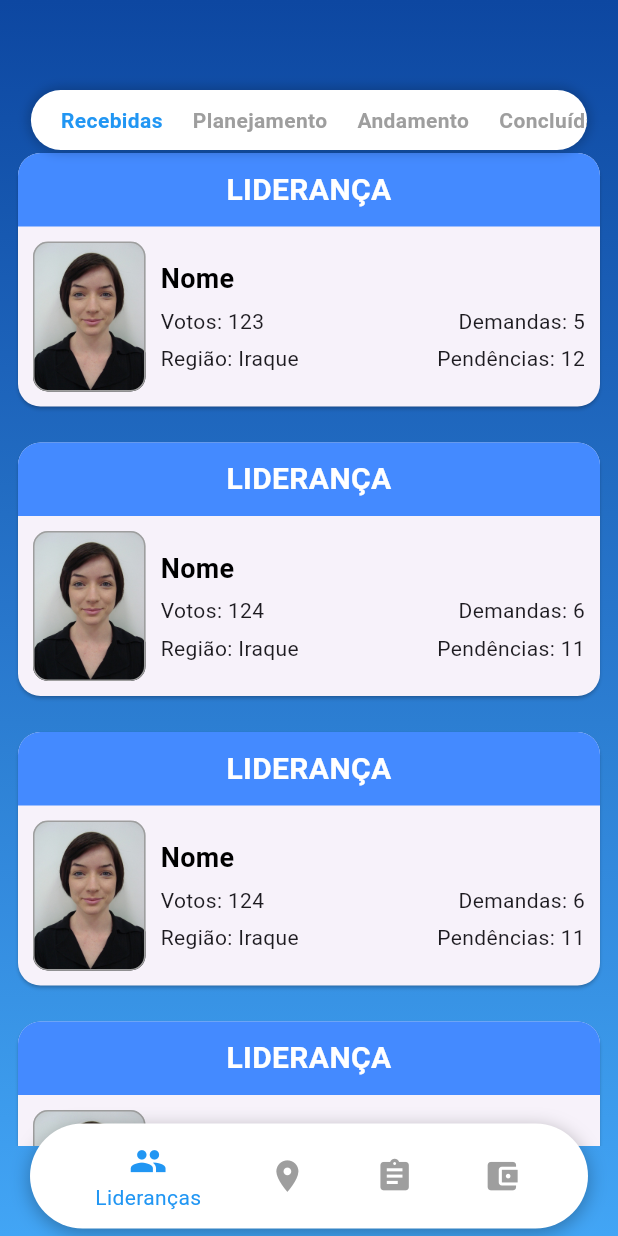
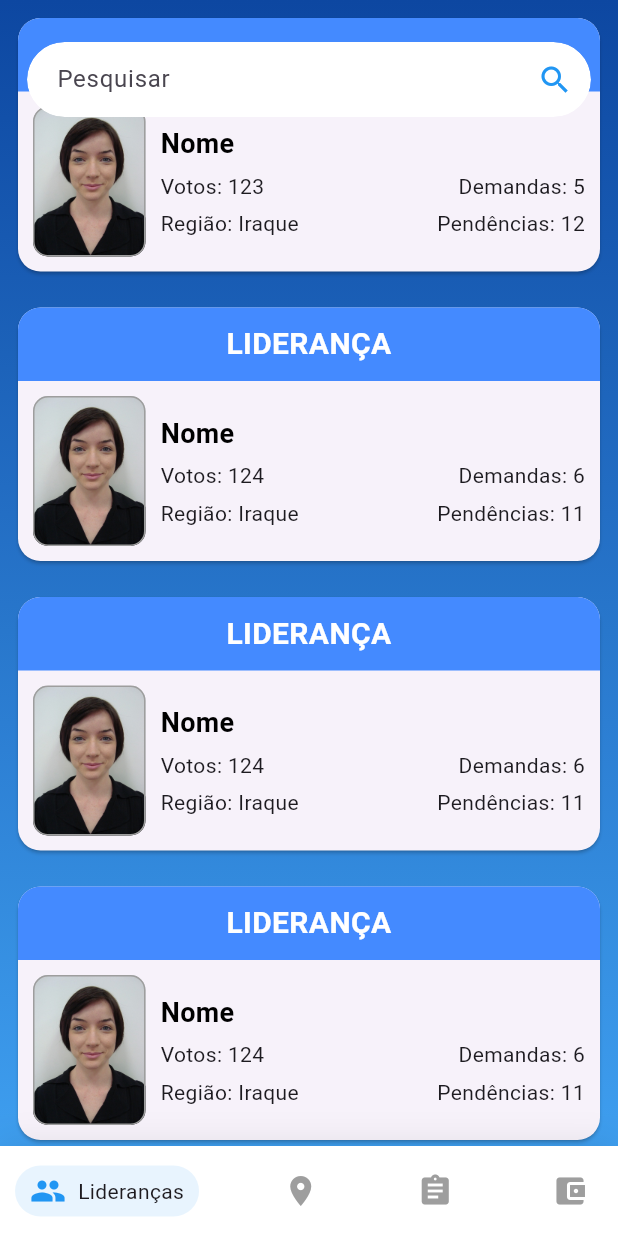
Before and after one commit to Israel-Silvestre/campanha, a Flutter app: the screen it shows after launch, after a tap on "Efetuar Login", on a phone screen of 412 x 824 dp. Run offline on Flutter 3.47's test engine with Material 3 defaults, Android fonts, the phone set to English and light mode, and no system bars; drawn by our look-alikes of google_nav_bar; our stand-ins replace carousel_slider, fl_chart.

Commit message:
chroe: implementação de barras de controle superiores

```diff
--- a/lib/Pages/DemandasPage/Components/state_navbar.dart
+++ b/lib/Pages/DemandasPage/Components/state_navbar.dart
@@ -11,14 +11,10 @@ class _StateNavBarState extends State<StateNavBar> {
 
   @override
   Widget build(BuildContext context) {
-    WidgetsBinding.instance?.addPostFrameCallback((_) {
-      _scrollToSelectedTab();
-    });
-
     return Container(
-      margin: EdgeInsets.symmetric(vertical: 20.0),
-      padding: EdgeInsets.symmetric(vertical: 10.0),
-      width: MediaQuery.of(context).size.width * 0.9, // Ajuste a largura aqui
+      margin: EdgeInsets.symmetric(vertical: 20.0, horizontal: 10),
+      padding: EdgeInsets.symmetric(vertical: 10.0, horizontal: 10.0),
+      width: MediaQuery.of(context).size.width - 20, // Ajuste a largura aqui
       decoration: BoxDecoration(
         color: Colors.white,
         borderRadius: BorderRadius.circular(30),
@@ -37,11 +33,9 @@ class _StateNavBarState extends State<StateNavBar> {
           children: [
             SizedBox(width: 20), // Espaçamento no início
             _buildNavItem("Recebidas", "recebidas"),
-            SizedBox(width: 20), // Espaçamento entre os itens
-            _buildNavItem("Planejamento", "planejamento"),
-            SizedBox(width: 20), // Espaçamento entre os itens
+            SizedBox(width: 35), // Espaçamento entre os itens
             _buildNavItem("Andamento", "andamento"),
-            SizedBox(width: 20), // Espaçamento entre os itens
+            SizedBox(width: 30), // Espaçamento entre os itens
             _buildNavItem("Concluídas", "concluidas"),
             SizedBox(width: 20), // Espaçamento no final
           ],
@@ -58,7 +52,6 @@ class _StateNavBarState extends State<StateNavBar> {
         setState(() {
           _selectedTab = tabName;
         });
-        _scrollToSelectedTab();
       },
       child: Text(
         text,
@@ -67,14 +60,6 @@ class _StateNavBarState extends State<StateNavBar> {
     );
   }
 
-  void _scrollToSelectedTab() {
-    final RenderBox renderBox = context.findRenderObject() as RenderBox;
-    final tabWidth = renderBox.size.width / 5; // Divide pelo número de tabs
-    final selectedTabIndex = ["recebidas", "planejamento", "andamento", "concluidas"].indexOf(_selectedTab);
-    final scrollTo = tabWidth * selectedTabIndex;
-    _scrollController.animateTo(scrollTo, duration: Duration(milliseconds: 300), curve: Curves.easeInOut);
-  }
-
   @override
   void dispose() {
     _scrollController.dispose();
--- a/lib/Pages/HomePage/Components/navigation_bar.dart
+++ b/lib/Pages/HomePage/Components/navigation_bar.dart
@@ -1,101 +1,68 @@
 import 'package:flutter/material.dart';
+import 'package:google_nav_bar/google_nav_bar.dart';
 
-class CustomBottomNavigationBar extends StatefulWidget {
+class CustomBottomNavigationBar extends StatelessWidget {
   final int currentIndex;
-  final double marginLeft;
   final Function(int) onTap;
+  final double height;
 
   CustomBottomNavigationBar({
     required this.currentIndex,
     required this.onTap,
-    this.marginLeft = 20.0,
+    this.height = 60.0, // Altura padrão
   });
 
   @override
-  _CustomBottomNavigationBarState createState() => _CustomBottomNavigationBarState();
-}
-
-class _CustomBottomNavigationBarState extends State<CustomBottomNavigationBar> with SingleTickerProviderStateMixin {
-  late AnimationController _controller;
-  late Animation<double> _animation;
-  late bool _shouldAnimate;
-
-  @override
-  void initState() {
-    super.initState();
-    _controller = AnimationController(
-      vsync: this,
-      duration: Duration(milliseconds: 300),
-    );
-    _animation = CurvedAnimation(parent: _controller, curve: Curves.easeInOut);
-    _shouldAnimate = true;
-  }
-
-  @override
-  void didUpdateWidget(covariant CustomBottomNavigationBar oldWidget) {
-    super.didUpdateWidget(oldWidget);
-    if (widget.currentIndex != oldWidget.currentIndex && _shouldAnimate) {
-      _controller.forward(from: 0.0);
-    }
-  }
-
-  @override
   Widget build(BuildContext context) {
-    return Align(
-      alignment: Alignment.bottomCenter,
-      child: Padding(
-        padding: EdgeInsets.only(left: widget.marginLeft, bottom: 5.0, right: 20.0),
+    return Container(
+      decoration: BoxDecoration(
+        color: Colors.white,
+        boxShadow: [
+          BoxShadow(
+            blurRadius: 20,
+            color: Colors.black.withOpacity(.1),
+          )
+        ],
+      ),
+      child: SafeArea(
         child: Container(
-          height: 70.0, // Ajuste a altura da barra de navegação
-          decoration: BoxDecoration(
-            color: Colors.white,
-            borderRadius: BorderRadius.circular(50),
-            boxShadow: [
-              BoxShadow(
-                color: Colors.black.withOpacity(0.3),
-                blurRadius: 10,
-                offset: Offset(0, 3),
+          height: height,
+          padding: const EdgeInsets.symmetric(horizontal: 10.0, vertical: 0), // Reduzir o padding vertical
+          child: GNav(
+            gap: 8,
+            activeColor: Colors.blue,
+            iconSize: 24, // Mantém o tamanho do ícone
+            padding: EdgeInsets.symmetric(horizontal: 10, vertical: 5), // Ajusta o preenchimento para ícones e texto
+            duration: Duration(milliseconds: 300),
+            tabBackgroundColor: Colors.blue.withOpacity(0.1),
+            color: Colors.grey,
+            tabs: [
+              GButton(
+                icon: Icons.people,
+                text: 'Lideranças',
+                textStyle: TextStyle(fontSize: 14.0), // Mantém o tamanho do texto
+              ),
+              GButton(
+                icon: Icons.location_on,
+                text: 'Regiões',
+                textStyle: TextStyle(fontSize: 14.0), // Mantém o tamanho do texto
+              ),
+              GButton(
+                icon: Icons.assignment,
+                text: 'Demandas',
+                textStyle: TextStyle(fontSize: 14.0), // Mantém o tamanho do texto
+              ),
+              GButton(
+                icon: Icons.account_balance_wallet,
+                text: 'Financeiro',
+                textStyle: TextStyle(fontSize: 14.0), // Mantém o tamanho do texto
               ),
             ],
-          ),
-          child: Row(
-            mainAxisAlignment: MainAxisAlignment.spaceEvenly,
-            children: [
-              _buildNavBarItem(Icons.people, "Lideranças", 0),
-              _buildNavBarItem(Icons.location_on, "Regiões", 1),
-              _buildNavBarItem(Icons.assignment, "Demandas", 2),
-              _buildNavBarItem(Icons.account_balance_wallet, "Financeiro", 3),
-            ],
+            selectedIndex: currentIndex,
+            onTabChange: onTap,
           ),
         ),
       ),
     );
   }
-
-  Widget _buildNavBarItem(IconData icon, String label, int index) {
-    final isSelected = widget.currentIndex == index;
-    final selectedColor = isSelected ? Colors.blue : Colors.grey;
-    return InkWell(
-      onTap: () {
-        widget.onTap(index);
-      },
-      child: Column(
-        mainAxisSize: MainAxisSize.min,
-        children: [
-          ScaleTransition(
-            scale: Tween<double>(begin: 0.9, end: 1.0).animate(_animation),
-            child: Icon(icon, color: selectedColor, size: 28.0), // Ajuste o tamanho do ícone
-          ),
-          if (isSelected)
-            Text(label, style: TextStyle(color: selectedColor, fontSize: 14.0)), // Ajuste o tamanho do texto
-        ],
-      ),
-    );
-  }
-
-  @override
-  void dispose() {
-    _controller.dispose();
-    super.dispose();
-  }
 }
--- /dev/null
+++ b/lib/Pages/HomePage/Components/search_bar.dart
@@ -0,0 +1,45 @@
+import 'package:flutter/material.dart';
+
+class SearchBar1 extends StatelessWidget {
+  @override
+  Widget build(BuildContext context) {
+    return Positioned(
+      top: 20,
+      left: 10,
+      right: 10,
+      child: Padding(
+        padding: const EdgeInsets.all(8.0),
+        child: ClipRRect(
+          borderRadius: BorderRadius.circular(40.0),
+          child: Container(
+            height: 50, // Defina a altura desejada para a barra de pesquisa
+            decoration: BoxDecoration(
+              color: Colors.white,
+              borderRadius: BorderRadius.circular(40.0),
+            ),
+            child: Row(
+              children: [
+                Expanded(
+                  child: TextField(
+                    decoration: InputDecoration(
+                      hintText: 'Pesquisar',
+                      border: InputBorder.none,
+                      contentPadding: EdgeInsets.symmetric(horizontal: 20, vertical: 10),
+                    ),
+                  ),
+                ),
+                IconButton(
+                  icon: Icon(Icons.search),
+                  color: Colors.blue, // Cor azul para o ícone de pesquisa
+                  onPressed: () {
+                    // Lógica de pesquisa aqui
+                  },
+                ),
+              ],
+            ),
+          ),
+        ),
+      ),
+    );
+  }
+}
--- a/lib/Pages/HomePage/home_page.dart
+++ b/lib/Pages/HomePage/home_page.dart
@@ -1,8 +1,8 @@
+import 'package:campanha/Pages/HomePage/Components/search_bar.dart';
 import 'package:flutter/material.dart';
 import 'package:campanha/Pages/DemandasPage/gestao_demandas_page.dart';
 import 'package:campanha/Pages/LiderançasPage/liderancas_show_page.dart';
 import 'package:campanha/Pages/RegiãoPage/show_region.dart';
-import 'package:flutter/rendering.dart';
 import '../DemandasPage/Components/state_navbar.dart';
 import 'Components/navigation_bar.dart';
 
@@ -13,28 +13,41 @@ class HomePage extends StatefulWidget {
 
 class _HomePageState extends State<HomePage> {
   int _selectedIndex = 0;
-  bool _isVisible = true;
-  final ScrollController _scrollController = ScrollController();
+  late PageController _pageController;
+  bool _showSearchBar = true;
 
   @override
   void initState() {
     super.initState();
-    _scrollController.addListener(_scrollListener);
+    _pageController = PageController(initialPage: _selectedIndex);
   }
 
-  void _scrollListener() {
-    if (_scrollController.position.userScrollDirection == ScrollDirection.reverse) {
-      if (_isVisible) setState(() { _isVisible = false; });
-    } else {
-      if (!_isVisible) setState(() { _isVisible = true; });
-    }
+  @override
+  void dispose() {
+    _pageController.dispose();
+    super.dispose();
   }
 
   @override
   Widget build(BuildContext context) {
     return Scaffold(
       appBar: null,
-      body: Stack(
+      body: NotificationListener<ScrollNotification>(
+        onNotification: (scrollNotification) {
+          if (scrollNotification is ScrollUpdateNotification) {
+            if (scrollNotification.scrollDelta! < 0 && !_showSearchBar) {
+              setState(() {
+                _showSearchBar = true;
+              });
+            } else if (scrollNotification.scrollDelta! > 0 && _showSearchBar) {
+              setState(() {
+                _showSearchBar = false;
+              });
+            }
+          }
+          return false;
+        },
+        child: Stack(
           children: [
             Container(
               decoration: BoxDecoration(
@@ -44,79 +57,61 @@ class _HomePageState extends State<HomePage> {
                   end: Alignment.bottomCenter,
                 ),
               ),
-            child: IndexedStack(
-              index: _selectedIndex,
+              child: Column(
                 children: [
-                _buildPageWithPadding(LeaderManagementPage(scrollController: _scrollController)),
-                _buildPageWithPadding(RegioesPage()),
-                _buildPageWithPadding(GestaoDemandasPage()),
-                // Adicione outras páginas aqui conforme necessário
+                  Expanded(
+                    child: PageView(
+                      controller: _pageController,
+                      onPageChanged: (index) {
+                        setState(() {
+                          _selectedIndex = index;
+                        });
+                      },
+                      children: [
+                        LeaderManagementPage(),
+                        RegioesPage(),
+                        GestaoDemandasPage(),
                       ],
                     ),
                   ),
-          Positioned(
-            left: 0,
-            right: 0,
-            top: 0, // Coloca o FAB no topo
-            child: Visibility(
-              visible: _isVisible,
-              child: Padding(
-                padding: const EdgeInsets.only(left: 20.0, right: 20.0, top: 40.0, bottom: 10.0), // Adicionado espaçamento no topo
-                child: Center(child: _buildTopBarForIndex(_selectedIndex)),
+                  SizedBox(height: 60), // Adicionando espaço para a barra de navegação
+                ],
               ),
             ),
+            if (_showSearchBar)
+              Container(
+                child: _buildWidgetForIndex(_selectedIndex),
               ),
-          Positioned(
-            left: 0,
-            right: 0,
-            bottom: 0,
-            child: Visibility(
-              visible: _isVisible,
-              child: CustomBottomNavigationBar(
+          ],
+        ),
+      ),
+      floatingActionButton: CustomBottomNavigationBar(
         currentIndex: _selectedIndex,
         onTap: _onItemTapped,
-              ),
-            ),
-          ),
-        ],
+        height: 60.0, // Defina a altura desejada aqui
       ),
       floatingActionButtonLocation: FloatingActionButtonLocation.centerDocked,
     );
   }
 
-  Widget _buildPageWithPadding(Widget page) {
-    return Padding(
-      padding: EdgeInsets.only(
-        top: 90.0, // Ajusta para o espaço da StateNavBar
-        bottom: 60.0, // Ajusta para o espaço da CustomBottomNavigationBar
-      ),
-      child: page,
-    );
+  Widget _buildWidgetForIndex(int index) {
+    switch (index) {
+      case 0:
+        return SearchBar1(); // Use o widget desejado para o índice 0
+      case 1:
+        return SearchBar1(); // Widget para o índice 1, adicione conforme necessário
+      case 2:
+        return StateNavBar(); // Widget para o índice 2, adicione conforme necessário
+      default:
+        return Container();
+    }
   }
 
   void _onItemTapped(int index) {
-    setState(() {
-      _selectedIndex = index;
-    });
-  }
-
-  Widget _buildTopBarForIndex(int index) {
-    switch (index) {
-      case 0:
-        return StateNavBar(); // Chame o widget da barra para a página de Lideranças
-      case 1:
-        return StateNavBar(); // Chame o widget da barra para a página de Regiões
-      case 2:
-        return StateNavBar(); // Chame o widget da barra para a página de Gestão de Demandas
-    // Adicione mais casos conforme necessário para outras páginas
-      default:
-        return Container(); // Retorne um container vazio para os casos em que não há barra
+    _pageController.animateToPage(
+      index,
+      duration: Duration(milliseconds: 300),
+      curve: Curves.ease,
+    );
   }
 }
-
-  @override
-  void dispose() {
-    _scrollController.dispose();
-    super.dispose();
-  }
-}
--- a/lib/Pages/LiderançasPage/liderancas_show_page.dart
+++ b/lib/Pages/LiderançasPage/liderancas_show_page.dart
@@ -4,9 +4,8 @@ import '../../Models/lideranca.dart';
 import 'Components/lider_card.dart';
 
 class LeaderManagementPage extends StatelessWidget {
-  final ScrollController scrollController;
 
-  LeaderManagementPage({required this.scrollController});
+  LeaderManagementPage();
 
   @override
   Widget build(BuildContext context) {
@@ -54,7 +53,6 @@ class LeaderManagementPage extends StatelessWidget {
     ];
 
     return ListView.builder(
-      controller: scrollController,
       itemCount: liderancas.length,
       itemBuilder: (context, index) {
         return Padding(
--- a/pubspec.yaml
+++ b/pubspec.yaml
@@ -37,6 +37,7 @@ dependencies:
   cupertino_icons: ^1.0.6
   fl_chart: ^0.68.0
   carousel_slider: ^4.2.1
+  google_nav_bar: ^5.0.6
 
 dev_dependencies:
   flutter_test:
```
Also changed, not shown: pubspec.lock. Lines whose indentation alone changed are shown as unchanged.
